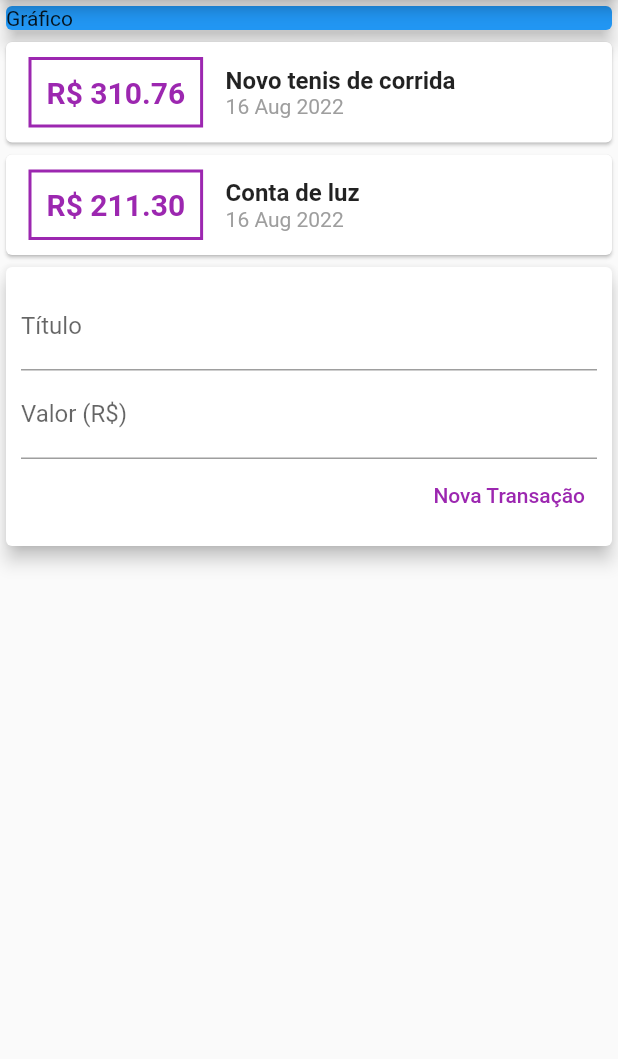
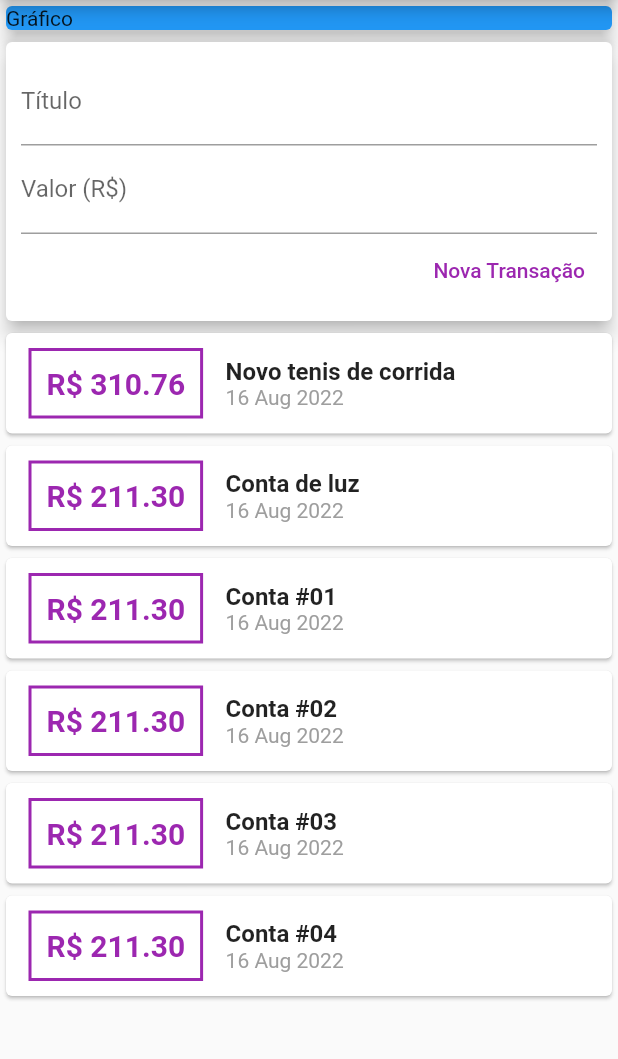
Before and after one commit to felipe-sousa/despesas_pessoais, a Flutter app: the screen it shows after launch, after a tap on "Nova Transação", on a phone screen of 412 x 824 dp, the part 84-1143 px from its top. Run offline on Flutter 3.47's test engine with Material 2 defaults, Android fonts, the phone set to English and light mode, and no system bars.

Commit message:
melhorias 1

```diff
--- a/lib/components/transaction_form.dart
+++ b/lib/components/transaction_form.dart
@@ -1,10 +1,11 @@
 import 'package:flutter/material.dart';
 
 class TransactionForm extends StatelessWidget {
-  TransactionForm({Key? key}) : super(key: key);
+  TransactionForm({Key? key, required this.onSubmit}) : super(key: key);
 
   final titleController = TextEditingController();
   final valueController = TextEditingController();
+  final void Function(String, double) onSubmit;
 
   @override
   Widget build(BuildContext context) {
@@ -26,7 +27,11 @@ class TransactionForm extends StatelessWidget {
               mainAxisAlignment: MainAxisAlignment.end,
               children: [
                 TextButton(
-                  onPressed: () {},
+                  onPressed: () {
+                    final title = titleController.text;
+                    final value = double.tryParse(valueController.text) ?? 0.0;
+                    onSubmit(title, value);
+                  },
                   style: TextButton.styleFrom(primary: Colors.purple),
                   child: const Text('Nova Transação'),
                 ),
--- a/lib/components/transaction_list.dart
+++ b/lib/components/transaction_list.dart
@@ -10,8 +10,12 @@ class TransactionList extends StatelessWidget {
 
   @override
   Widget build(BuildContext context) {
-    return Column(
-      children: transactions.map((tr) {
+    return Container(
+      height: 450,
+      child: ListView.builder(
+        itemCount: transactions.length,
+        itemBuilder: (context, index) {
+          final tr = transactions[index];
           return Card(
             child: Row(
               children: [
@@ -57,7 +61,8 @@ class TransactionList extends StatelessWidget {
               ],
             ),
           );
-      }).toList(),
+        },
+      ),
     );
   }
 }
--- a/lib/components/transaction_user.dart
+++ b/lib/components/transaction_user.dart
@@ -1,3 +1,4 @@
+import 'dart:math';
 import 'package:flutter/material.dart';
 import 'transaction_form.dart';
 import 'transaction_list.dart';
@@ -14,14 +15,32 @@ class _TransactionUserState extends State<TransactionUser> {
   final _transactions = [
     Transaction(id: 't1', title: 'Novo tenis de corrida', value: 310.76, date: DateTime.now()),
     Transaction(id: 't2', title: 'Conta de luz', value: 211.30, date: DateTime.now()),
+    Transaction(id: 't3', title: 'Conta #01', value: 211.30, date: DateTime.now()),
+    Transaction(id: 't4', title: 'Conta #02', value: 211.30, date: DateTime.now()),
+    Transaction(id: 't5', title: 'Conta #03', value: 211.30, date: DateTime.now()),
+    Transaction(id: 't6', title: 'Conta #04', value: 211.30, date: DateTime.now()),
+    Transaction(id: 't7', title: 'Conta #05', value: 211.30, date: DateTime.now()),
   ];
+
+  _addTransaction(String title, double value) {
+    final newTransaction = Transaction(
+      id: Random().nextDouble().toString(),
+      title: title,
+      value: value,
+      date: DateTime.now(),
+    );
+
+    setState(() {
+      _transactions.add(newTransaction);
+    });
+  }
 
   @override
   Widget build(BuildContext context) {
     return Column(
       children: [
+        TransactionForm(onSubmit: _addTransaction),
         TransactionList(transactions: _transactions),
-        TransactionForm(),
       ],
     );
   }
--- a/lib/main.dart
+++ b/lib/main.dart
@@ -23,7 +23,8 @@ class MyHomePage extends StatelessWidget {
       appBar: AppBar(
         title: const Text('Despesas Pessoais'),
       ),
-      body: Column(
+      body: SingleChildScrollView(
+        child: Column(
           crossAxisAlignment: CrossAxisAlignment.stretch,
           children: [
             Container(
@@ -36,6 +37,7 @@ class MyHomePage extends StatelessWidget {
             TransactionUser(),
           ],
         ),
+      ),
     );
   }
 }
```
Lines whose indentation alone changed are shown as unchanged.
